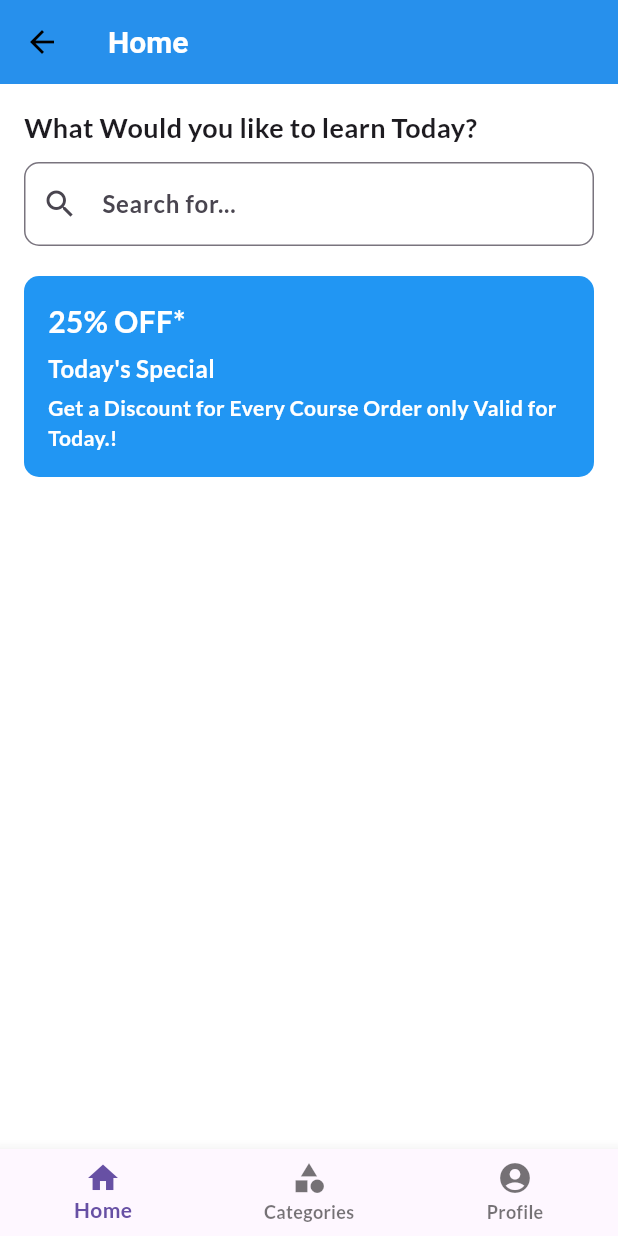
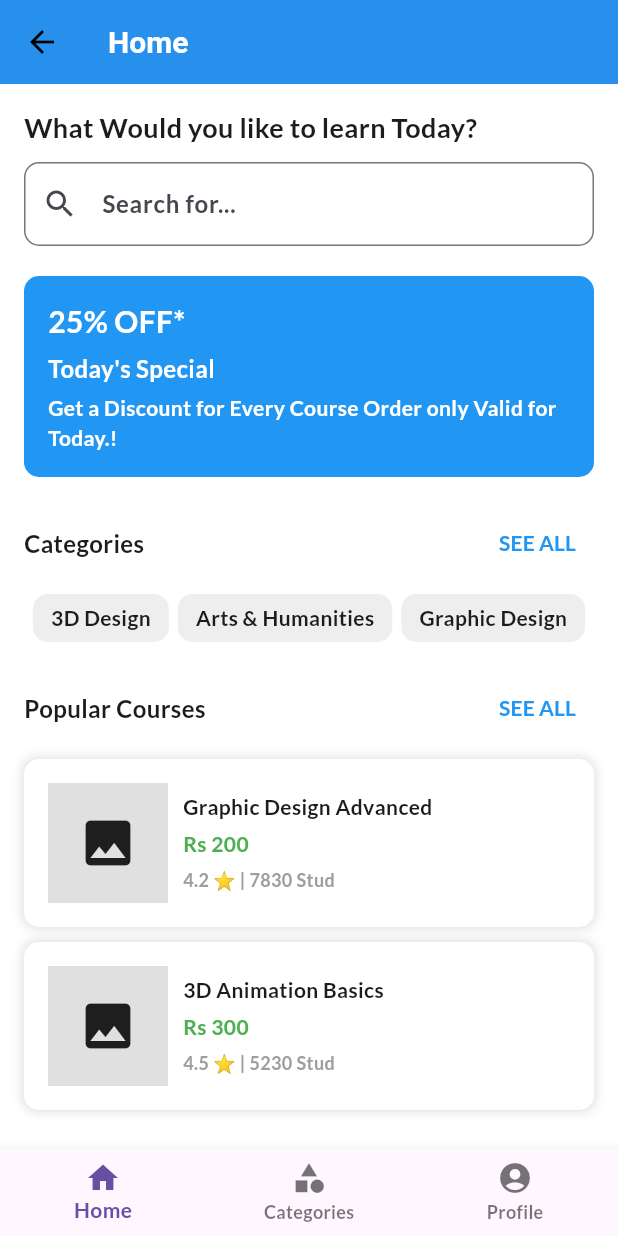
Before and after one commit to avishek100/wise_academy, a Flutter app: the DashboardPageView screen opened by its route, on a phone screen of 412 x 824 dp. Run offline on Flutter 3.47's test engine with Material 3 defaults, Android fonts, the light colour scheme and no system bars.

Commit message:
home page updated

```diff
--- a/lib/view/categories_page.dart
+++ b/lib/view/categories_page.dart
@@ -13,8 +13,7 @@ class _CategoriesPageState extends State<CategoriesPage> {
     return Scaffold(
       appBar: AppBar(
         title: const Text('Categories'),
-        // You can customize the color
-        elevation: 4, // You can adjust the elevation of the AppBar
+        elevation: 4,
       ),
       body: const Center(
         child: Text(
--- a/lib/view/dashboard_page_view.dart
+++ b/lib/view/dashboard_page_view.dart
@@ -15,17 +15,14 @@ class DashboardPageView extends StatefulWidget {
 }
 
 class _DashboardPageViewState extends State<DashboardPageView> {
-  // Track the index of the selected tab
   int _selectedIndex = 0;
 
-  // List of pages to switch between
   final List<Widget> _pages = [
     const HomePage(),
     const CategoriesPage(),
     const ProfilePage(),
   ];
 
-  // Function to handle tab changes
   void _onItemTapped(int index) {
     setState(() {
       _selectedIndex = index;
@@ -35,18 +32,10 @@ class _DashboardPageViewState extends State<DashboardPageView> {
   @override
   Widget build(BuildContext context) {
     return Scaffold(
-      // appBar: AppBar(
-      //   backgroundColor: Colors.white,
-      //   elevation: 0,
-      //   title: Text(
-      //     'Hi, ${widget.userName}',
-      //     style: const TextStyle(color: Colors.black),
-      //   ),
-      // ),
-      body: _pages[_selectedIndex], // Display the selected page
+      body: _pages[_selectedIndex],
       bottomNavigationBar: BottomNavigationBar(
         currentIndex: _selectedIndex,
-        onTap: _onItemTapped, // Update the selected index
+        onTap: _onItemTapped,
         items: const [
           BottomNavigationBarItem(
             icon: Icon(Icons.home),
--- a/lib/view/home_page.dart
+++ b/lib/view/home_page.dart
@@ -13,11 +13,10 @@ class _HomePageState extends State<HomePage> {
     return Scaffold(
       appBar: AppBar(
         title: const Text(
-          "Home", // Title for the AppBar
+          "Home",
         ),
-        // Center the title
-        backgroundColor: Colors.blue, // AppBar background color
-        elevation: 4, // Shadow effect
+        backgroundColor: Colors.blue,
+        elevation: 4,
       ),
       body: SingleChildScrollView(
         child: Padding(
@@ -25,6 +24,7 @@ class _HomePageState extends State<HomePage> {
           child: Column(
             crossAxisAlignment: CrossAxisAlignment.start,
             children: [
+              // Greeting and Search
               const Text(
                 "What Would you like to learn Today?",
                 style: TextStyle(fontSize: 18, fontWeight: FontWeight.bold),
@@ -77,10 +77,140 @@ class _HomePageState extends State<HomePage> {
                 ),
               ),
               const SizedBox(height: 20),
+
+              // Categories Section
+              Row(
+                mainAxisAlignment: MainAxisAlignment.spaceBetween,
+                children: [
+                  const Text(
+                    "Categories",
+                    style: TextStyle(fontSize: 16, fontWeight: FontWeight.bold),
+                  ),
+                  TextButton(
+                    onPressed: () {
+                      // Navigate to Categories page
+                    },
+                    child: const Text(
+                      "SEE ALL",
+                      style: TextStyle(color: Colors.blue),
+                    ),
+                  ),
+                ],
+              ),
+              const SizedBox(height: 10),
+              Row(
+                mainAxisAlignment: MainAxisAlignment.spaceEvenly,
+                children: [
+                  _buildCategoryItem("3D Design"),
+                  _buildCategoryItem("Arts & Humanities"),
+                  _buildCategoryItem("Graphic Design"),
+                ],
+              ),
+              const SizedBox(height: 20),
+
+              // Popular Courses Section
+              Row(
+                mainAxisAlignment: MainAxisAlignment.spaceBetween,
+                children: [
+                  const Text(
+                    "Popular Courses",
+                    style: TextStyle(fontSize: 16, fontWeight: FontWeight.bold),
+                  ),
+                  TextButton(
+                    onPressed: () {
+                      // Navigate to Popular Courses page
+                    },
+                    child: const Text(
+                      "SEE ALL",
+                      style: TextStyle(color: Colors.blue),
+                    ),
+                  ),
+                ],
+              ),
+              const SizedBox(height: 10),
+              _buildCourseCard(
+                "Graphic Design Advanced",
+                "Rs 200",
+                "4.2 ⭐ | 7830 Stud",
+              ),
+              const SizedBox(height: 10),
+              _buildCourseCard(
+                "3D Animation Basics",
+                "Rs 300",
+                "4.5 ⭐ | 5230 Stud",
+              ),
             ],
           ),
         ),
       ),
     );
   }
+
+  // Method to build a category item
+  Widget _buildCategoryItem(String category) {
+    return Container(
+      padding: const EdgeInsets.symmetric(horizontal: 12, vertical: 6),
+      decoration: BoxDecoration(
+        color: Colors.grey.shade200,
+        borderRadius: BorderRadius.circular(10),
+      ),
+      child: Text(
+        category,
+        style: const TextStyle(fontSize: 14),
+      ),
+    );
+  }
+
+  // Method to build a course card
+  Widget _buildCourseCard(String title, String price, String details) {
+    return Container(
+      padding: const EdgeInsets.all(16),
+      decoration: BoxDecoration(
+        color: Colors.white,
+        boxShadow: [
+          BoxShadow(
+            color: Colors.grey.shade300,
+            blurRadius: 5,
+            spreadRadius: 1,
+          ),
+        ],
+        borderRadius: BorderRadius.circular(10),
+      ),
+      child: Row(
+        children: [
+          Container(
+            width: 80,
+            height: 80,
+            color: Colors.grey.shade300,
+            child: const Center(child: Icon(Icons.image, size: 40)),
+          ),
+          const SizedBox(width: 10),
+          Expanded(
+            child: Column(
+              crossAxisAlignment: CrossAxisAlignment.start,
+              children: [
+                Text(
+                  title,
+                  style: const TextStyle(
+                    fontSize: 14,
+                    fontWeight: FontWeight.bold,
+                  ),
+                ),
+                const SizedBox(height: 5),
+                Text(
+                  price,
+                  style: const TextStyle(fontSize: 14, color: Colors.green),
+                ),
+                const SizedBox(height: 5),
+                Text(
+                  details,
+                  style: const TextStyle(fontSize: 12, color: Colors.grey),
+                ),
+              ],
+            ),
+          ),
+        ],
+      ),
+    );
+  }
 }
--- a/lib/view/loading_page_view.dart
+++ b/lib/view/loading_page_view.dart
@@ -11,7 +11,7 @@ class _LoadingPageViewState extends State<LoadingPageView> {
   @override
   void initState() {
     super.initState();
-    // Redirect to login page after 3 seconds
+
     Future.delayed(const Duration(seconds: 3), () {
       Navigator.pushReplacementNamed(context, '/onboarding');
     });
@@ -25,13 +25,11 @@ class _LoadingPageViewState extends State<LoadingPageView> {
         child: Column(
           mainAxisAlignment: MainAxisAlignment.center,
           children: [
-            // App Logo
             Image.asset(
               'assets/images/wise_academy_logo.png',
               height: 400,
             ),
             const SizedBox(height: 20),
-            // Progress Indicator
             const CircularProgressIndicator(
               valueColor: AlwaysStoppedAnimation<Color>(Colors.blue),
             ),
--- a/lib/view/login_page_view.dart
+++ b/lib/view/login_page_view.dart
@@ -21,7 +21,7 @@ class LoginPage extends StatelessWidget {
                 child: Column(
                   children: [
                     Image.asset(
-                      'assets/images/wise_academy_logo.png', // Replace with your logo asset
+                      'assets/images/wise_academy_logo.png',
                       height: 300,
                     ),
                   ],
@@ -35,9 +35,7 @@ class LoginPage extends StatelessWidget {
               Align(
                 alignment: Alignment.centerRight,
                 child: TextButton(
-                  onPressed: () {
-                    // Add forgot password functionality
-                  },
+                  onPressed: () {},
                   child: const Text(
                     "Forgot Password?",
                     style: TextStyle(color: Colors.blue),
--- a/lib/view/onboarding_page_view.dart
+++ b/lib/view/onboarding_page_view.dart
@@ -17,7 +17,6 @@ class _OnboardingPageState extends State<OnboardingPageView> {
       body: SafeArea(
         child: Column(
           children: [
-            // PageView for 3 onboarding screens
             Expanded(
               child: PageView(
                 controller: _pageController,
@@ -27,31 +26,26 @@ class _OnboardingPageState extends State<OnboardingPageView> {
                   });
                 },
                 children: [
-                  // Page 1
                   buildOnboardingPage(
                     image: 'assets/images/onboard2.png',
                     title: 'Welcome to Wise Academy',
                     description:
                         'Learn Smart, Grow Fast – Wise Academy at Your Fingertips!',
                   ),
-                  // Page 2
                   buildOnboardingPage(
                     image: 'assets/images/onboard1.png',
                     title: 'Empowering Minds, One Click at a Time.',
                     description: 'Empowering Minds, One Click at a Time.',
                   ),
-                  // Page 3
                   buildOnboardingPage(
                     image: 'assets/images/onboard3.png',
                     title: 'Your Learning. Your Pace. Your Success',
-                    description:
-                        'Sign up or sign in to begin your travel experience.',
+                    description: 'Sign up or sign in to begin your Study.',
                   ),
                 ],
               ),
             ),
 
-            // Page Indicator Dots
             Row(
               mainAxisAlignment: MainAxisAlignment.center,
               children: List.generate(
@@ -62,7 +56,6 @@ class _OnboardingPageState extends State<OnboardingPageView> {
 
             const SizedBox(height: 20),
 
-            // Show Sign In and Sign Up Buttons only on the last page
             if (_currentPage == 2)
               Column(
                 children: [
@@ -132,7 +125,6 @@ class _OnboardingPageState extends State<OnboardingPageView> {
     );
   }
 
-  // Function to build each onboarding page
   Widget buildOnboardingPage({
     required String image,
     required String title,
--- a/lib/view/profile_page.dart
+++ b/lib/view/profile_page.dart
@@ -14,8 +14,7 @@ class _ProfilePageState extends State<ProfilePage> {
     return Scaffold(
       appBar: AppBar(
         title: const Text('Profile'),
-        // You can customize the color
-        elevation: 4, // You can adjust the elevation of the AppBar
+        elevation: 4,
       ),
       body: const Center(
         child: Text(
--- a/lib/view/sign_up_page_view.dart
+++ b/lib/view/sign_up_page_view.dart
@@ -9,22 +9,20 @@ class SignUpPageView extends StatefulWidget {
 
 class _SignUpPageState extends State<SignUpPageView> {
   final _formKey = GlobalKey<FormState>();
-  bool _isChecked = false; // Checkbox state
+  bool _isChecked = false;
 
-  // Temporary storage for user credentials
   String? _email;
   String? _password;
 
   @override
   Widget build(BuildContext context) {
     return Scaffold(
-      // backgroundColor: Colors.white,
       appBar: AppBar(
         title: const Text('Sign Up'),
         automaticallyImplyLeading: false,
         elevation: 0,
         leading: IconButton(
-          icon: const Icon(Icons.arrow_back, color: Colors.black),
+          icon: const Icon(Icons.arrow_back, color: Colors.white),
           onPressed: () {
             Navigator.pop(context);
           },
--- a/lib/view/welcome_page_view.dart
+++ b/lib/view/welcome_page_view.dart
@@ -33,12 +33,10 @@ class WelcomePageView extends StatelessWidget {
             const SizedBox(height: 30),
             ElevatedButton(
                 onPressed: () {
-                  // Navigate to the dashboard or main page
                   Navigator.pushReplacementNamed(context, '/dashboard');
                 },
                 style: ElevatedButton.styleFrom(
-                  backgroundColor:
-                      Colors.blue, // Change this to your desired color
+                  backgroundColor: Colors.blue,
                   padding:
                       const EdgeInsets.symmetric(vertical: 12, horizontal: 24),
                   shape: RoundedRectangleBorder(
```
